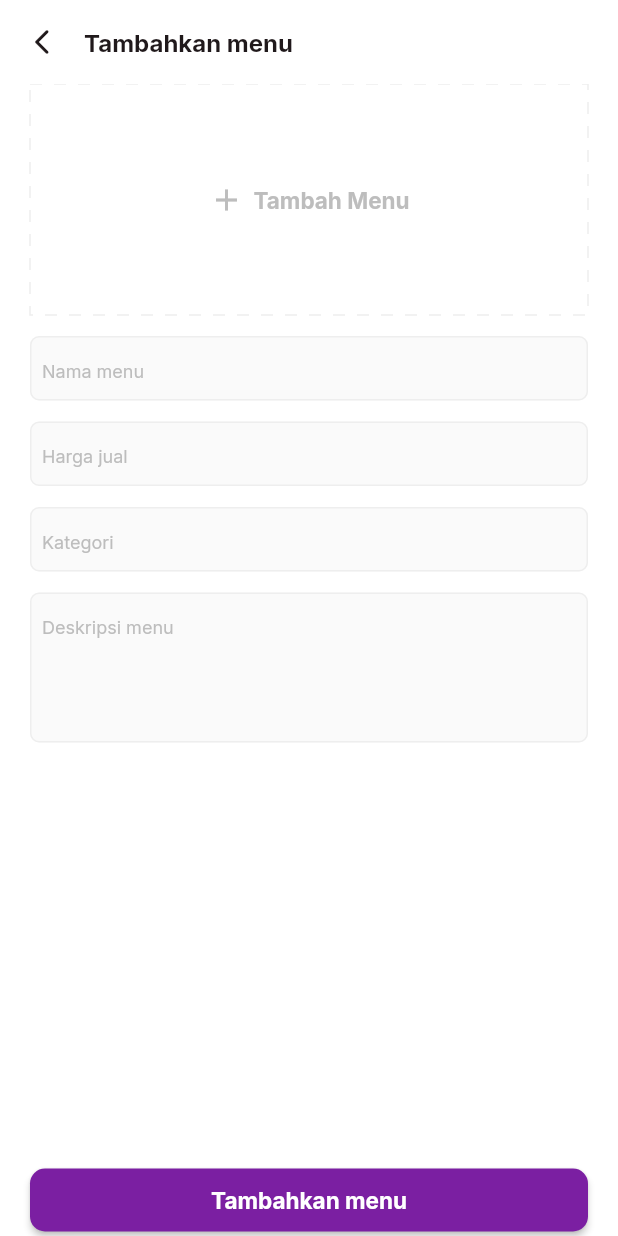
After one commit to amasparera/hendrik-penjual, a Flutter app: the AddMenuView screen opened directly, on a phone screen of 412 x 824 dp. The commit adds this screen. Run offline on Flutter 3.47's test engine with Material 2 defaults, Android fonts, the phone set to English and light mode, and no system bars; drawn by our look-alikes of dotted_border; our stand-ins replace dotted_line, flutter_rating_bar, google_fonts.

Commit message:
final design, kurang filter di kelola menu

```diff
--- /dev/null
+++ b/lib/presentasi/page/add_menu_view.dart
@@ -0,0 +1,91 @@
+import 'package:dotted_border/dotted_border.dart';
+import 'package:flutter/material.dart';
+import 'package:penjual/presentasi/widget/main_button.dart';
+import 'package:penjual/presentasi/widget/main_textfield.dart';
+
+import '../../const/main_app.dart';
+import '../../const/navigasi.dart';
+
+class AddMenuView extends StatelessWidget {
+  const AddMenuView({super.key});
+
+  @override
+  Widget build(BuildContext context) {
+    return Scaffold(
+      floatingActionButtonLocation: FloatingActionButtonLocation.centerDocked,
+      floatingActionButton: MainButton(
+        onPress: () {},
+        text: "Tambahkan menu",
+      ),
+      backgroundColor: bg,
+      appBar: AppBar(
+        elevation: 0,
+        titleSpacing: 0,
+        leading: IconButton(
+          icon: const Icon(
+            Icons.arrow_back_ios_new_rounded,
+            color: fontBlack,
+            size: 20,
+          ),
+          onPressed: () => closePage(context),
+        ),
+        title: const Text(
+          "Tambahkan menu",
+          style: TextStyle(
+            fontSize: 16,
+            fontWeight: FontWeight.bold,
+            color: fontBlack,
+          ),
+        ),
+      ),
+      body: ListView(
+        padding: const EdgeInsets.symmetric(horizontal: padding),
+        children: [
+          InkWell(
+            onTap: () {},
+            child: DottedBorder(
+              dashPattern: [8, 8],
+              color: const Color(0xffeeeeee),
+              strokeWidth: 1,
+              radius: const Radius.circular(12),
+              child: SizedBox(
+                height: 150,
+                width: double.infinity,
+                child: Row(
+                  mainAxisAlignment: MainAxisAlignment.center,
+                  crossAxisAlignment: CrossAxisAlignment.center,
+                  children: [
+                    Icon(
+                      Icons.add,
+                      color: Color(0xffbdbdbd),
+                      size: 24,
+                    ),
+                    SizedBox(width: 6),
+                    Text(
+                      "Tambah Menu",
+                      style: TextStyle(
+                          fontSize: 15,
+                          fontWeight: FontWeight.bold,
+                          color: Color(0xffbdbdbd)),
+                    )
+                  ],
+                ),
+              ),
+            ),
+          ),
+          const SizedBox(height: 14),
+          const MainTextField(hint: "Nama menu"),
+          const SizedBox(height: 14),
+          const MainTextField(hint: "Harga jual"),
+          const SizedBox(height: 14),
+          const MainTextField(hint: "Kategori"),
+          const SizedBox(height: 14),
+          const MainTextField(
+            hint: "Deskripsi menu",
+            maxLine: 4,
+          ),
+        ],
+      ),
+    );
+  }
+}
--- a/lib/presentasi/page/detail_pesanan_view.dart
+++ b/lib/presentasi/page/detail_pesanan_view.dart
@@ -1,6 +1,5 @@
 import 'package:dotted_line/dotted_line.dart';
 import 'package:flutter/material.dart';
-import 'package:flutter_rating_bar/flutter_rating_bar.dart';
 import 'package:penjual/presentasi/widget/main_button.dart';
 
 import '../../const/main_app.dart';
--- a/lib/presentasi/widget/custom_drawer.dart
+++ b/lib/presentasi/widget/custom_drawer.dart
@@ -1,5 +1,6 @@
 import 'package:flutter/material.dart';
 import 'package:penjual/const/navigasi.dart';
+import 'package:penjual/presentasi/page/kelola_menu_view.dart';
 import 'package:penjual/presentasi/page/rekap_view.dart';
 import 'package:penjual/presentasi/page/review_view.dart';
 import 'package:penjual/presentasi/page/riwayat_view.dart';
@@ -22,7 +23,9 @@ class CustomDrawer extends StatelessWidget {
             style: TextStyle(fontWeight: FontWeight.bold, fontSize: 16),
           ))),
           ListTile(
-            onTap: () {},
+            onTap: () {
+              toPageCupertino(context, KelolaMenuView());
+            },
             leading: Image.asset(
               "assets/icon/Category.png",
               scale: 4,
--- /dev/null
+++ b/lib/presentasi/widget/main_textfield.dart
@@ -0,0 +1,64 @@
+import 'package:flutter/material.dart';
+
+class MainTextField extends StatelessWidget {
+  const MainTextField(
+      {Key? key,
+      this.controller,
+      this.icon,
+      required this.hint,
+      this.obscure = false,
+      this.visibiliti,
+      this.maxLine})
+      : super(key: key);
+
+  final TextEditingController? controller;
+  final Widget? icon;
+  final String hint;
+  final bool obscure;
+  final Widget? visibiliti;
+  final int? maxLine;
+
+  @override
+  Widget build(BuildContext context) {
+    return TextField(
+      obscureText: obscure,
+      maxLines: maxLine,
+      minLines: maxLine,
+      controller: controller,
+      decoration: InputDecoration(
+        contentPadding: const EdgeInsets.symmetric(horizontal: 8, vertical: 12),
+        isDense: true,
+        hintStyle: const TextStyle(color: Color(0xffBDBDBD), fontSize: 12),
+        prefixIcon: icon,
+        prefixIconColor: const Color(0xff767475),
+        suffixIcon: visibiliti,
+        suffixIconColor: const Color(0xff767475),
+        hintText: hint,
+        fillColor: const Color(0xffFAFAFA),
+        filled: true,
+        focusColor: const Color(0xff767475),
+        enabledBorder: OutlineInputBorder(
+          borderRadius: BorderRadius.circular(6),
+          borderSide: const BorderSide(
+            color: Color(0xffEEEEEE),
+            width: 1.0,
+          ),
+        ),
+        focusedBorder: OutlineInputBorder(
+          borderRadius: BorderRadius.circular(6),
+          borderSide: const BorderSide(
+            color: Color(0xffEEEEEE),
+            width: 2.0,
+          ),
+        ),
+        // focusedBorder: OutlineInputBorder(
+        //   borderRadius: BorderRadius.circular(12),
+        //   borderSide: const BorderSide(
+        //     color: Color(0xff767475),
+        //     width: 2.0,
+        //   ),
+        // ),
+      ),
+    );
+  }
+}
--- a/pubspec.yaml
+++ b/pubspec.yaml
@@ -41,6 +41,7 @@ dependencies:
   dotted_line: ^3.1.0
   get_it: ^7.2.0
   flutter_rating_bar: ^4.0.1
+  dotted_border: ^2.0.0+3
 
 dev_dependencies:
   flutter_test:
```
Also changed, not shown: lib/presentasi/page/kelola_menu_view.dart (added, +109 -0 lines), lib/presentasi/page/rekap_view.dart (+50 -2 lines), lib/presentasi/page/riwayat_view.dart (+52 -2 lines), lib/presentasi/widget/card_menu.dart (added, +141 -0 lines), assets/icon/Calendar.png (added), assets/icon/More Circle.png (added), pubspec.lock.
